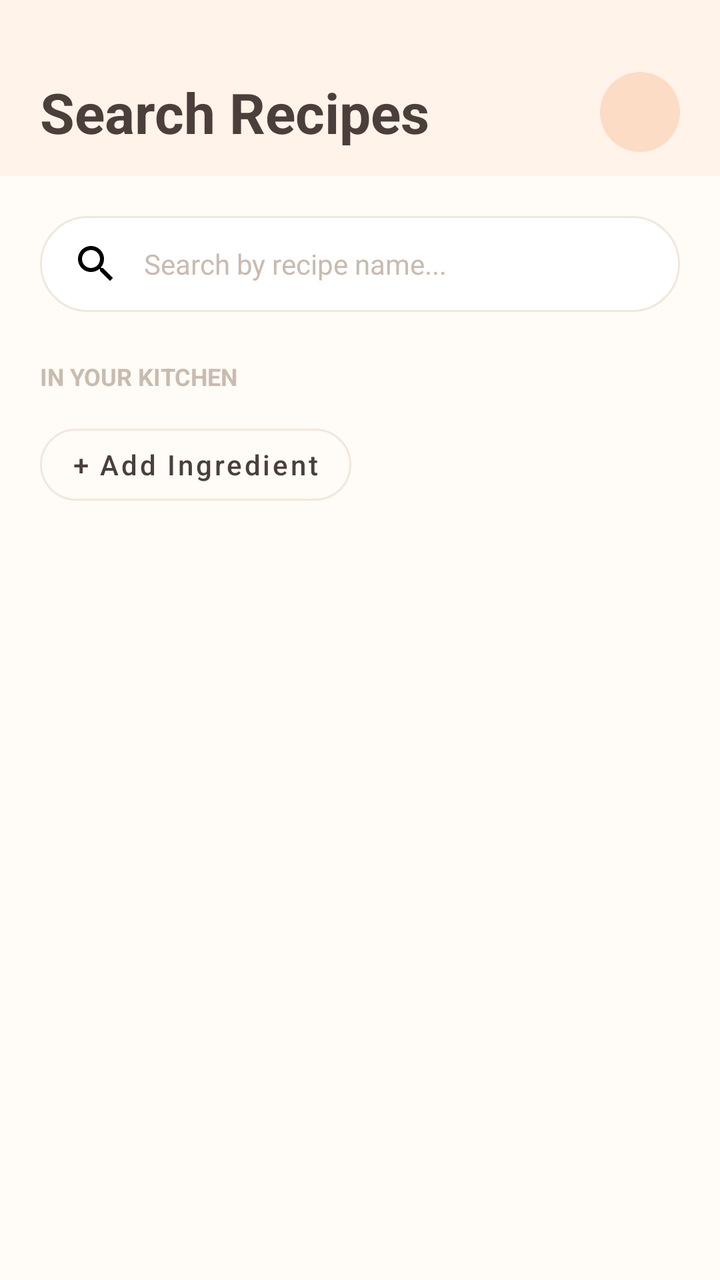
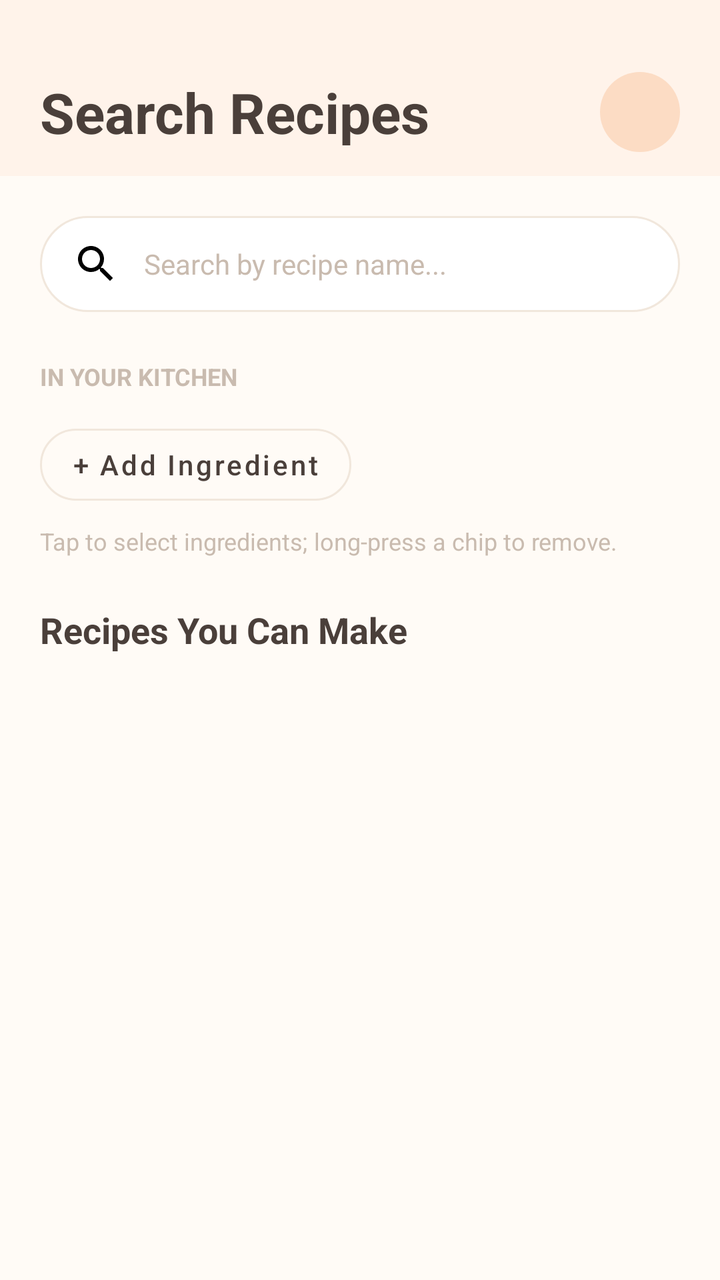

Screens rendered from an Android XML layout before and after an edit, with the pre-edit source and the edit as a unified diff.
<!-- AndroidManifest.xml: application theme Theme.RecipeApp -->
<!-- res/layout/fragment_search.xml -->
<?xml version="1.0" encoding="utf-8"?>
<ScrollView xmlns:android="http://schemas.android.com/apk/res/android"
    xmlns:app="http://schemas.android.com/apk/res-auto"
    xmlns:tools="http://schemas.android.com/tools"
    android:layout_width="match_parent"
    android:layout_height="match_parent"
    android:background="@color/background"
    android:fillViewport="true">

    <LinearLayout
        android:layout_width="match_parent"
        android:layout_height="wrap_content"
        android:orientation="vertical">

        
        <FrameLayout
            android:layout_width="match_parent"
            android:layout_height="88dp"
            android:background="@color/top_bar"
            android:paddingHorizontal="20dp"
            android:paddingTop="24dp">

            <TextView
                android:id="@+id/tv_search_title"
                android:layout_width="wrap_content"
                android:layout_height="wrap_content"
                android:layout_gravity="start|center_vertical"
                android:text="Search Recipes"
                android:textColor="@color/text_dark"
                android:textSize="28sp"
                android:textStyle="bold" />

            
            <TextView
                android:id="@+id/tv_profile_badge"
                android:layout_width="40dp"
                android:layout_height="40dp"
                android:layout_gravity="end|center_vertical"
                android:background="@drawable/circle_background"
                android:gravity="center"
                android:textColor="@color/text_dark"
                android:textSize="14sp"
                android:textStyle="bold" />

        </FrameLayout>

        
        <LinearLayout
            android:layout_width="match_parent"
            android:layout_height="wrap_content"
            android:orientation="vertical"
            android:padding="20dp">

            
            <EditText
                android:id="@+id/et_search_bar"
                android:layout_width="match_parent"
                android:layout_height="48dp"
                android:layout_marginBottom="24dp"
                android:background="@drawable/search_bar_background"
                android:drawableStart="@drawable/ic_search"
                android:drawablePadding="12dp"
                android:hint="Search by recipe name..."
                android:paddingHorizontal="16dp"
                android:textColor="@color/text_dark"
                android:textColorHint="@color/text_light"
                android:textSize="14sp" />

            
            <TextView
                android:layout_width="wrap_content"
                android:layout_height="wrap_content"
                android:layout_marginBottom="12dp"
                android:text="IN YOUR KITCHEN"
                android:textColor="@color/text_light"
                android:textSize="12sp"
                android:textStyle="bold" />

            
            <com.google.android.material.chip.ChipGroup
                android:id="@+id/cg_pantry_ingredients"
                android:layout_width="match_parent"
                android:layout_height="wrap_content"
                app:chipSpacingHorizontal="8dp"
                app:chipSpacingVertical="4dp">

                <com.google.android.material.button.MaterialButton
                    android:id="@+id/chip_add_ingredient"
                    style="@style/Widget.MaterialComponents.Button.OutlinedButton"
                    android:layout_width="wrap_content"
                    android:layout_height="wrap_content"
                    android:text="+ Add Ingredient"
                    android:textAllCaps="false"
                    android:textColor="@color/text_dark"
                    app:cornerRadius="24dp"
                    app:strokeColor="@color/card_outlines" />

            </com.google.android.material.chip.ChipGroup>

        </LinearLayout>
    </LinearLayout>
</ScrollView>
<!-- resources referenced by this layout -->
<resources>
  <color name="background">#FFFBF6</color>
  <color name="card_outlines">#F1E7DC</color>
  <color name="text_dark">#4A3F3A</color>
  <color name="text_light">#C9BBAF</color>
  <color name="top_bar">#FFF3EA</color>
  <!-- drawable circle_background (drawable) -->
  <?xml version="1.0" encoding="utf-8"?>
  <shape xmlns:android="http://schemas.android.com/apk/res/android"
      android:shape="oval">
      <solid android:color="@color/orange_light" />
  </shape>
  <!-- drawable ic_search (drawable) -->
  <vector xmlns:android="http://schemas.android.com/apk/res/android" android:height="24dp" android:tint="#000000" android:viewportHeight="24" android:viewportWidth="24" android:width="24dp">
        
      <path android:fillColor="@android:color/white" android:pathData="M15.5,14h-0.79l-0.28,-0.27C15.41,12.59 16,11.11 16,9.5 16,5.91 13.09,3 9.5,3S3,5.91 3,9.5 5.91,16 9.5,16c1.61,0 3.09,-0.59 4.23,-1.57l0.27,0.28v0.79l5,4.99L20.49,19l-4.99,-5zM9.5,14C7.01,14 5,11.99 5,9.5S7.01,5 9.5,5 14,7.01 14,9.5 11.99,14 9.5,14z"/>
      
  </vector>
  <!-- drawable search_bar_background (drawable) -->
  <?xml version="1.0" encoding="utf-8"?>
  <shape xmlns:android="http://schemas.android.com/apk/res/android"
      android:shape="rectangle">
      <solid android:color="@color/white_cards" />
      <stroke
          android:width="1dp"
          android:color="@color/card_outlines" />
      <corners android:radius="24dp" />
  </shape>
  <style name="Theme.RecipeApp" parent="Base.Theme.RecipeApp" />
  <color name="orange_light">#FCDCC4</color>
  <color name="white_cards">#FFFFFF</color>
  <style name="Base.Theme.RecipeApp" parent="Theme.Material3.DayNight.NoActionBar">
          
          <item name="colorSecondaryContainer">@color/orange_light</item>
      </style>
</resources>

<!-- the commit's change to res/layout/fragment_search.xml (unified diff, before → after) -->
@@ -61,6 +61,8 @@
                 android:drawableStart="@drawable/ic_search"
                 android:drawablePadding="12dp"
                 android:hint="Search by recipe name..."
+                android:inputType="text"
+                android:maxLines="1"
                 android:paddingHorizontal="16dp"
                 android:textColor="@color/text_dark"
                 android:textColorHint="@color/text_light"
@@ -97,6 +99,48 @@
 
             </com.google.android.material.chip.ChipGroup>
 
+            
+            <TextView
+                android:id="@+id/tv_kitchen_hint"
+                android:layout_width="wrap_content"
+                android:layout_height="wrap_content"
+                android:layout_marginTop="6dp"
+                android:text="Tap to select ingredients; long-press a chip to remove."
+                android:textColor="@color/text_light"
+                android:textSize="12sp" />
+
+            
+            <TextView
+                android:id="@+id/tv_results_header"
+                android:layout_width="wrap_content"
+                android:layout_height="wrap_content"
+                android:layout_marginTop="24dp"
+                android:layout_marginBottom="12dp"
+                android:text="Recipes You Can Make"
+                android:textColor="@color/text_dark"
+                android:textSize="18sp"
+                android:textStyle="bold" />
+
+            
+            <TextView
+                android:id="@+id/tv_search_empty"
+                android:layout_width="match_parent"
+                android:layout_height="wrap_content"
+                android:layout_marginTop="16dp"
+                android:gravity="center"
+                android:padding="24dp"
+                android:text="No recipes added yet. Add a recipe to search or match ingredients."
+                android:textColor="@color/text_light"
+                android:textSize="14sp"
+                android:visibility="gone" />
+
+            
+            <androidx.recyclerview.widget.RecyclerView
+                android:id="@+id/rv_search_results"
+                android:layout_width="match_parent"
+                android:layout_height="wrap_content"
+                android:nestedScrollingEnabled="false" />
+
         </LinearLayout>
     </LinearLayout>
 </ScrollView>
